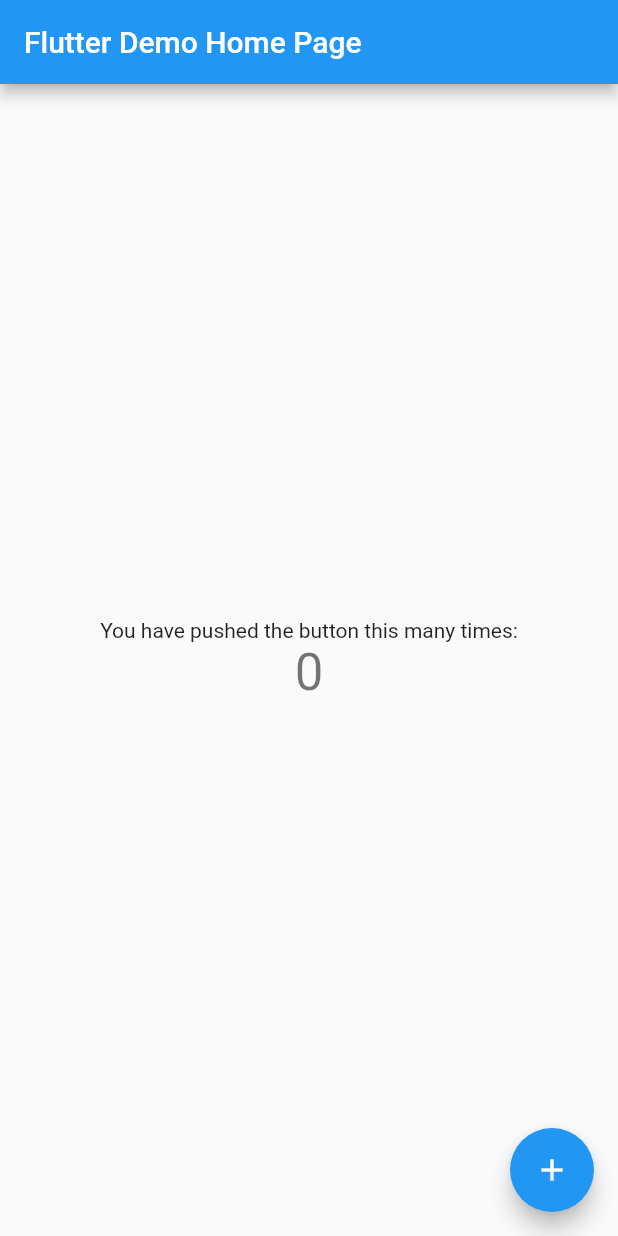
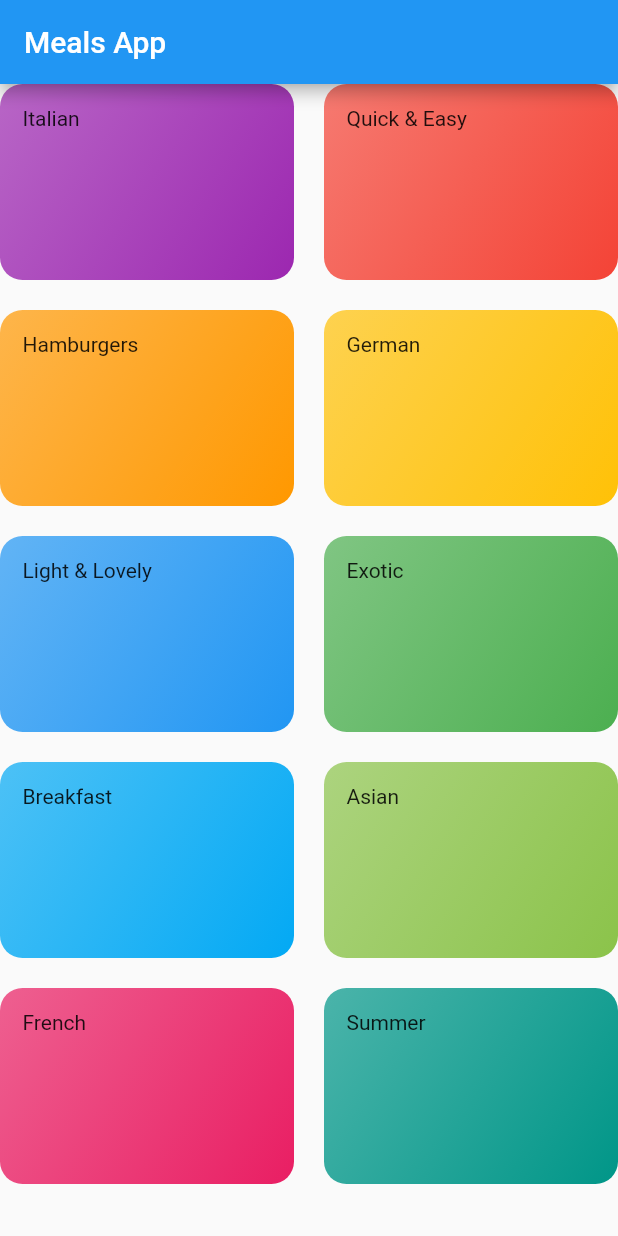
Before and after one commit to kesharaJayasinghe/mealsapp, a Flutter app: the screen it shows after launch, on a phone screen of 412 x 824 dp. Run offline on Flutter 3.47's test engine with Material 2 defaults, Android fonts, the phone set to English and light mode, and no system bars.

Commit message:
Added category list

```diff
--- /dev/null
+++ b/lib/categories_screen.dart
@@ -0,0 +1,31 @@
+import 'package:flutter/material.dart';
+import 'package:mealsapp/category_item.dart';
+
+import './dummy_data.dart';
+
+class CategoriesScreen extends StatelessWidget {
+  @override
+  Widget build(BuildContext context) {
+    return Scaffold(
+      appBar: AppBar(
+        title: const Text('Meals App'),
+      ),
+      body: GridView(
+        children: DUMMY_CATEGORIES
+            .map(
+              (catData) => CategoryItem(
+                catData.title,
+                catData.color,
+              ),
+            )
+            .toList(),
+        gridDelegate: SliverGridDelegateWithMaxCrossAxisExtent(
+          maxCrossAxisExtent: 200,
+          childAspectRatio: 1.5,
+          crossAxisSpacing: 20,
+          mainAxisSpacing: 20,
+        ),
+      ),
+    );
+  }
+}
--- /dev/null
+++ b/lib/category_item.dart
@@ -0,0 +1,26 @@
+import 'package:flutter/material.dart';
+
+class CategoryItem extends StatelessWidget {
+  final String title;
+  final Color color;
+
+  CategoryItem(this.title, this.color);
+  @override
+  Widget build(BuildContext context) {
+    return Container(
+      padding: const EdgeInsets.all(15),
+      child: Text(title),
+      decoration: BoxDecoration(
+        gradient: LinearGradient(
+          colors: [
+            color.withOpacity(0.7),
+            color,
+          ],
+          begin: Alignment.topLeft,
+          end: Alignment.bottomRight,
+        ),
+        borderRadius: BorderRadius.circular(15),
+      ),
+    );
+  }
+}
--- a/lib/main.dart
+++ b/lib/main.dart
@@ -1,4 +1,6 @@
 import 'package:flutter/material.dart';
+
+import 'package:mealsapp/categories_screen.dart';
 
 void main() {
   runApp(MyApp());
@@ -9,109 +11,13 @@ class MyApp extends StatelessWidget {
   @override
   Widget build(BuildContext context) {
     return MaterialApp(
-      title: 'Flutter Demo',
+      debugShowCheckedModeBanner: false,
+      title: 'Meals App',
       theme: ThemeData(
-        // This is the theme of your application.
-        //
-        // Try running your application with "flutter run". You'll see the
-        // application has a blue toolbar. Then, without quitting the app, try
-        // changing the primarySwatch below to Colors.green and then invoke
-        // "hot reload" (press "r" in the console where you ran "flutter run",
-        // or simply save your changes to "hot reload" in a Flutter IDE).
-        // Notice that the counter didn't reset back to zero; the application
-        // is not restarted.
         primarySwatch: Colors.blue,
-        // This makes the visual density adapt to the platform that you run
-        // the app on. For desktop platforms, the controls will be smaller and
-        // closer together (more dense) than on mobile platforms.
         visualDensity: VisualDensity.adaptivePlatformDensity,
       ),
-      home: MyHomePage(title: 'Flutter Demo Home Page'),
+      home: CategoriesScreen(),
     );
   }
 }
-
-class MyHomePage extends StatefulWidget {
-  MyHomePage({Key key, this.title}) : super(key: key);
-
-  // This widget is the home page of your application. It is stateful, meaning
-  // that it has a State object (defined below) that contains fields that affect
-  // how it looks.
-
-  // This class is the configuration for the state. It holds the values (in this
-  // case the title) provided by the parent (in this case the App widget) and
-  // used by the build method of the State. Fields in a Widget subclass are
-  // always marked "final".
-
-  final String title;
-
-  @override
-  _MyHomePageState createState() => _MyHomePageState();
-}
-
-class _MyHomePageState extends State<MyHomePage> {
-  int _counter = 0;
-
-  void _incrementCounter() {
-    setState(() {
-      // This call to setState tells the Flutter framework that something has
-      // changed in this State, which causes it to rerun the build method below
-      // so that the display can reflect the updated values. If we changed
-      // _counter without calling setState(), then the build method would not be
-      // called again, and so nothing would appear to happen.
-      _counter++;
-    });
-  }
-
-  @override
-  Widget build(BuildContext context) {
-    // This method is rerun every time setState is called, for instance as done
-    // by the _incrementCounter method above.
-    //
-    // The Flutter framework has been optimized to make rerunning build methods
-    // fast, so that you can just rebuild anything that needs updating rather
-    // than having to individually change instances of widgets.
-    return Scaffold(
-      appBar: AppBar(
-        // Here we take the value from the MyHomePage object that was created by
-        // the App.build method, and use it to set our appbar title.
-        title: Text(widget.title),
-      ),
-      body: Center(
-        // Center is a layout widget. It takes a single child and positions it
-        // in the middle of the parent.
-        child: Column(
-          // Column is also a layout widget. It takes a list of children and
-          // arranges them vertically. By default, it sizes itself to fit its
-          // children horizontally, and tries to be as tall as its parent.
-          //
-          // Invoke "debug painting" (press "p" in the console, choose the
-          // "Toggle Debug Paint" action from the Flutter Inspector in Android
-          // Studio, or the "Toggle Debug Paint" command in Visual Studio Code)
-          // to see the wireframe for each widget.
-          //
-          // Column has various properties to control how it sizes itself and
-          // how it positions its children. Here we use mainAxisAlignment to
-          // center the children vertically; the main axis here is the vertical
-          // axis because Columns are vertical (the cross axis would be
-          // horizontal).
-          mainAxisAlignment: MainAxisAlignment.center,
-          children: <Widget>[
-            Text(
-              'You have pushed the button this many times:',
-            ),
-            Text(
-              '$_counter',
-              style: Theme.of(context).textTheme.headline4,
-            ),
-          ],
-        ),
-      ),
-      floatingActionButton: FloatingActionButton(
-        onPressed: _incrementCounter,
-        tooltip: 'Increment',
-        child: Icon(Icons.add),
-      ), // This trailing comma makes auto-formatting nicer for build methods.
-    );
-  }
-}
--- /dev/null
+++ b/lib/models/category.dart
@@ -0,0 +1,13 @@
+import 'package:flutter/material.dart';
+
+class Category {
+  final String id;
+  final String title;
+  final Color color;
+
+  const Category({
+    @required this.id,
+    @required this.title,
+    this.color = Colors.orange,
+  });
+}
```
